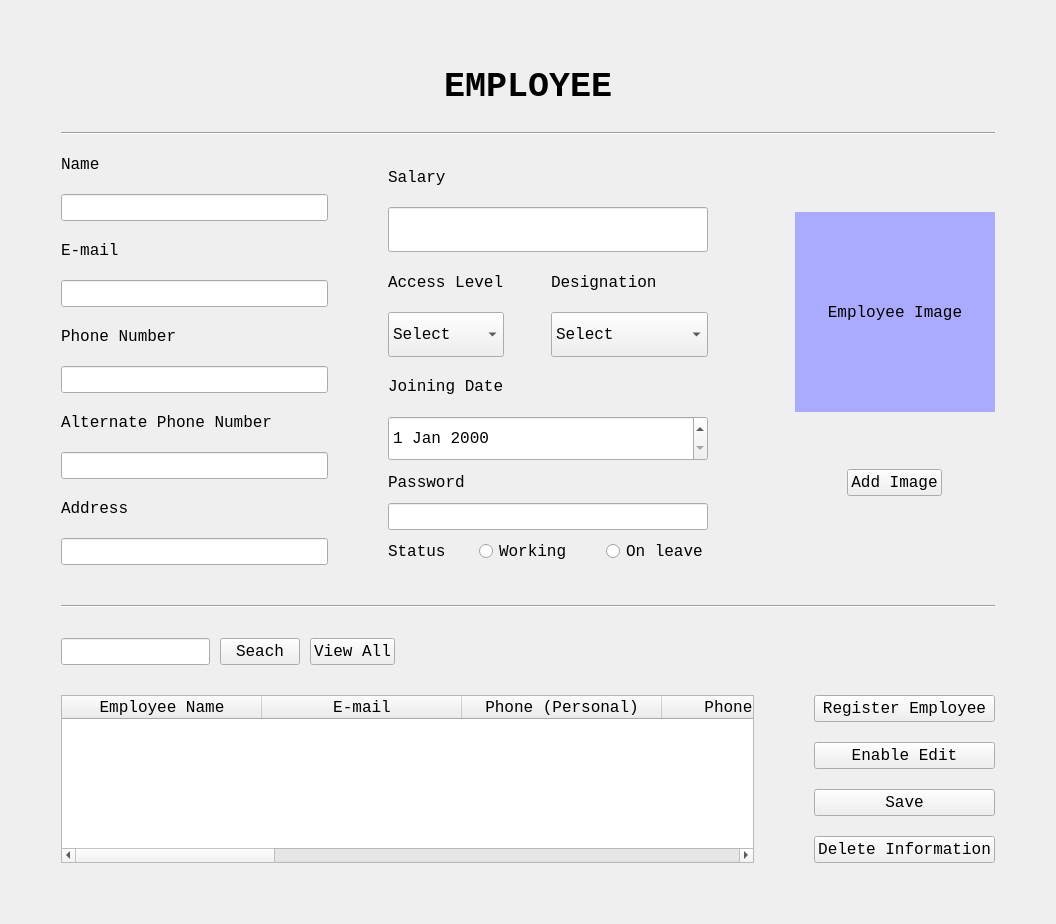
Old version of the form EmployeeUI.ui in the repository ASNaeem/Simple-VCMS.
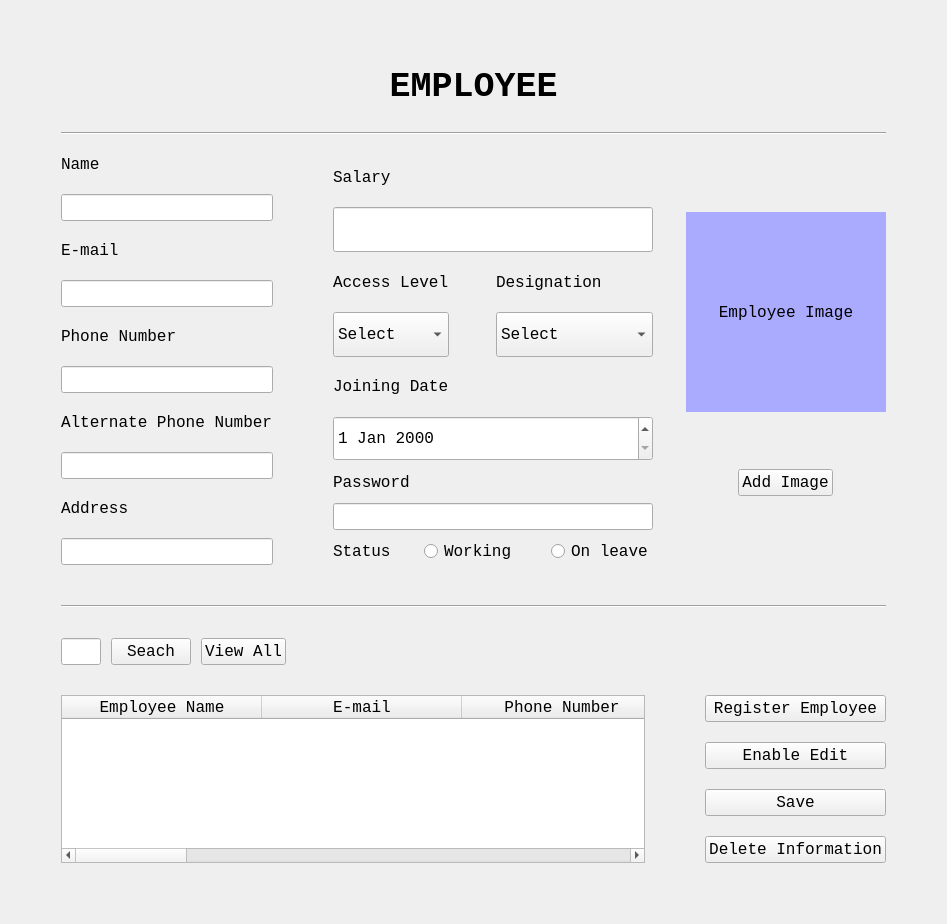
New version of the form.

Commit message: modified:   App.py     modified:   EmployeeUI.ui     modified:   SQL Files/all_insert_query.sql

Patch:
```diff
--- a/EmployeeUI.ui
+++ b/EmployeeUI.ui
@@ -6,8 +6,8 @@
    <rect>
     <x>0</x>
     <y>0</y>
-    <width>1056</width>
-    <height>845</height>
+    <width>947</width>
+    <height>750</height>
    </rect>
   </property>
   <property name="windowTitle">
@@ -859,15 +859,6 @@
              <pointsize>12</pointsize>
             </font>
            </property>
-           <property name="sizeAdjustPolicy">
-            <enum>QAbstractScrollArea::AdjustToContentsOnFirstShow</enum>
-           </property>
-           <property name="selectionMode">
-            <enum>QAbstractItemView::SingleSelection</enum>
-           </property>
-           <property name="selectionBehavior">
-            <enum>QAbstractItemView::SelectRows</enum>
-           </property>
            <attribute name="horizontalHeaderDefaultSectionSize">
             <number>200</number>
            </attribute>
@@ -883,12 +874,12 @@
            </column>
            <column>
             <property name="text">
-             <string>Phone (Personal)</string>
+             <string>Phone Number</string>
             </property>
            </column>
            <column>
             <property name="text">
-             <string>Phone (Home)</string>
+             <string>Alternate Phone Number</string>
             </property>
            </column>
            <column>
```
Left out of the diff: 2 changed lines with no effect on the pictures. The commit also changes 2 other files.
